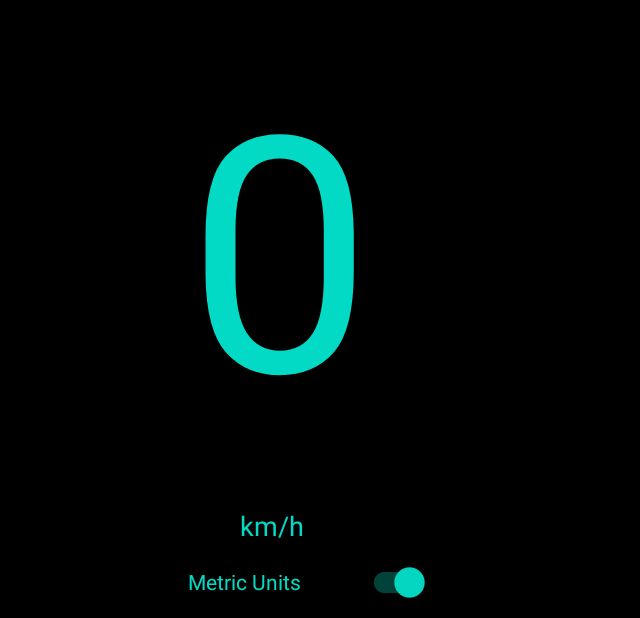
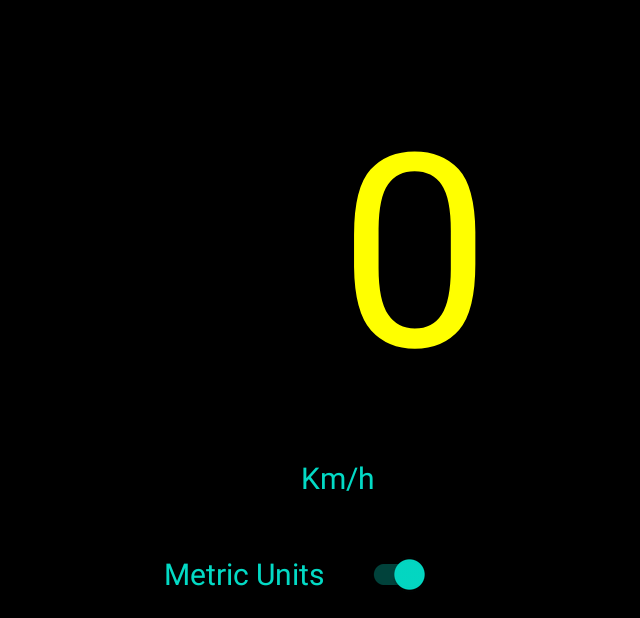
Before and after one commit to alvarengaricardo/speedometer, an Android app: the screen it shows after launch (MainActivity), on a phone screen of 824 x 412 dp (held sideways). Shown: the whole screen, without its empty margins (338-978 px from the left). Run offline under Robolectric (Android 15) with nearby library versions, the phone set to English and light mode, and no system bars.

Commit message:
bugs correction

```diff
--- a/app/src/main/java/com/example/speedometer/MainActivity.java
+++ b/app/src/main/java/com/example/speedometer/MainActivity.java
@@ -70,14 +70,18 @@ public class MainActivity extends AppCompatActivity implements LocationListener
         }
 
         Formatter fmt = new Formatter(new StringBuilder());
-        fmt.format(Locale.US, "%5.0f", nCurrentSpeed);
-        //String strCurrentSpeed = fmt.toString();
-        //strCurrentSpeed = strCurrentSpeed.replace(" ", " ");
+        fmt.format(Locale.US,"%5.0f", nCurrentSpeed);
+        String strCurrentSpeed = fmt.toString();
+        //strCurrentSpeed = strCurrentSpeed.replace(" ", "0");
 
-        if (this.useMetricUnits()) {
-            tv_label.setText("km/h");
+        tv_speed.setText(strCurrentSpeed);
+        if(this.useMetricUnits()){
+          //  tv_speed.setText(strCurrentSpeed);
+            tv_label.setText("Km/h");
+
         } else {
-            tv_label.setText("miles/h");
+         //   tv_speed.setText(strCurrentSpeed);
+            tv_label.setText("Miles/h");
         }
     }
 
--- a/app/src/main/res/layout/activity_main.xml
+++ b/app/src/main/res/layout/activity_main.xml
@@ -1,6 +1,5 @@
 <?xml version="1.0" encoding="utf-8"?>
 <RelativeLayout xmlns:android="http://schemas.android.com/apk/res/android"
-    xmlns:app="http://schemas.android.com/apk/res-auto"
     xmlns:tools="http://schemas.android.com/tools"
     android:layout_width="match_parent"
     android:layout_height="match_parent"
@@ -10,14 +9,15 @@
 
     <TextView
         android:id="@+id/tv_speed"
-        android:layout_width="wrap_content"
+        android:layout_width="match_parent"
         android:layout_height="wrap_content"
         android:layout_alignParentTop="true"
         android:layout_centerHorizontal="true"
-        android:layout_marginTop="15dp"
-        android:text="0"
-        android:textColor="@color/teal_200"
-        android:textSize="220sp" />
+        android:layout_marginTop="40dp"
+        android:gravity="center"
+        android:text="@string/zero"
+        android:textColor="@color/yellow"
+        android:textSize="180sp" />
 
     <TextView
         android:id="@+id/tv_label"
@@ -26,13 +26,13 @@
         android:layout_alignStart="@+id/tv_speed"
         android:layout_alignParentBottom="true"
         android:layout_centerInParent="true"
-        android:layout_marginStart="35dp"
+        android:layout_marginStart="425dp"
         android:layout_marginTop="100dp"
-        android:layout_marginBottom="49dp"
+        android:layout_marginBottom="80dp"
         android:gravity="center"
-        android:text="km/h"
+        android:text="@string/km_h"
         android:textColor="@color/teal_200"
-        android:textSize="18sp" />
+        android:textSize="20sp"/>
 
     <androidx.appcompat.widget.SwitchCompat
         android:id="@+id/sw_metric"
@@ -40,10 +40,11 @@
         android:layout_height="wrap_content"
         android:layout_alignParentBottom="true"
         android:layout_centerHorizontal="true"
-        android:layout_marginTop="50dp"
+        android:layout_marginBottom="5dp"
         android:checked="true"
         android:gravity="center"
-        android:text="Metric Units"
-        android:textColor="@color/teal_200" />
+        android:text="@string/metric_units"
+        android:textColor="@color/teal_200"
+        android:textSize="20sp"/>
 
 </RelativeLayout>
--- a/app/src/main/res/values/colors.xml
+++ b/app/src/main/res/values/colors.xml
@@ -7,4 +7,5 @@
     <color name="teal_700">#FF018786</color>
     <color name="black">#FF000000</color>
     <color name="white">#FFFFFFFF</color>
+    <color name="yellow">#FFFF00</color>
 </resources>
--- a/app/src/main/res/values/strings.xml
+++ b/app/src/main/res/values/strings.xml
@@ -1,3 +1,6 @@
 <resources>
     <string name="app_name">speedometer</string>
+    <string name="zero">0</string>
+    <string name="km_h">km/h</string>
+    <string name="metric_units">Metric Units</string>
 </resources>
```
